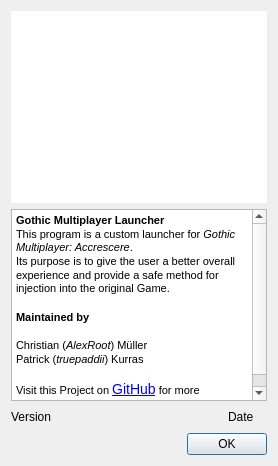
Above: src/dialoginfo.ui from GothicMultiplayerAccrescere/Launcher before the change. Below: the same form after it.
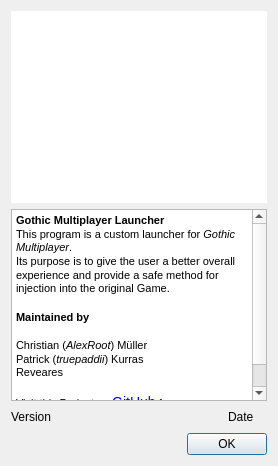
That is the form after the change. Icons and pictures are not drawn.

```diff
--- a/src/dialoginfo.ui
+++ b/src/dialoginfo.ui
@@ -86,7 +86,7 @@
 &lt;html&gt;&lt;head&gt;&lt;meta name=&quot;qrichtext&quot; content=&quot;1&quot; /&gt;&lt;style type=&quot;text/css&quot;&gt;
 p, li { white-space: pre-wrap; }
 &lt;/style&gt;&lt;/head&gt;&lt;body style=&quot; font-family:'Sans Serif'; font-size:9pt; font-weight:400; font-style:normal;&quot;&gt;
-&lt;p style=&quot; margin-top:12px; margin-bottom:12px; margin-left:0px; margin-right:0px; -qt-block-indent:0; text-indent:0px; line-height:105%;&quot;&gt;&lt;span style=&quot; font-family:'MS Shell Dlg 2'; font-size:8pt; font-weight:600;&quot;&gt;Gothic Multiplayer Launcher&lt;/span&gt;&lt;span style=&quot; font-family:'MS Shell Dlg 2'; font-size:8pt;&quot;&gt; &lt;br /&gt;This program is a custom launcher for &lt;/span&gt;&lt;span style=&quot; font-family:'MS Shell Dlg 2'; font-size:8pt; font-style:italic;&quot;&gt;Gothic Multiplayer: Accrescere&lt;/span&gt;&lt;span style=&quot; font-family:'MS Shell Dlg 2'; font-size:8pt;&quot;&gt;.&lt;br /&gt;Its purpose is to give the user a better overall experience and provide a safe method for injection into the original Game. &lt;br /&gt;&lt;/span&gt;&lt;span style=&quot; font-family:'MS Shell Dlg 2'; font-size:8pt; font-weight:600;&quot;&gt;&lt;br /&gt;Maintained by&lt;br /&gt;&lt;/span&gt;&lt;span style=&quot; font-family:'MS Shell Dlg 2'; font-size:8pt;&quot;&gt;&lt;br /&gt;Christian (&lt;/span&gt;&lt;span style=&quot; font-family:'MS Shell Dlg 2'; font-size:8pt; font-style:italic;&quot;&gt;AlexRoot&lt;/span&gt;&lt;span style=&quot; font-family:'MS Shell Dlg 2'; font-size:8pt;&quot;&gt;) Müller&lt;br /&gt;Patrick (&lt;/span&gt;&lt;span style=&quot; font-family:'MS Shell Dlg 2'; font-size:8pt; font-style:italic;&quot;&gt;truepaddii&lt;/span&gt;&lt;span style=&quot; font-family:'MS Shell Dlg 2'; font-size:8pt;&quot;&gt;) Kurras&lt;br /&gt;&lt;br /&gt;Visit this Project on &lt;/span&gt;&lt;a href=&quot;https://github.com/truepaddii/GothicMultiplayerLauncher&quot;&gt;&lt;span style=&quot; font-family:'Georgia,serif'; font-size:14px; text-decoration: underline; color:#0000ff;&quot;&gt;GitHub&lt;/span&gt;&lt;/a&gt;&lt;span style=&quot; font-family:'MS Shell Dlg 2'; font-size:8pt;&quot;&gt; for more information.&lt;/span&gt;&lt;/p&gt;&lt;/body&gt;&lt;/html&gt;</string>
+&lt;p style=&quot; margin-top:12px; margin-bottom:12px; margin-left:0px; margin-right:0px; -qt-block-indent:0; text-indent:0px; line-height:105%;&quot;&gt;&lt;span style=&quot; font-family:'MS Shell Dlg 2'; font-size:8pt; font-weight:600;&quot;&gt;Gothic Multiplayer Launcher&lt;/span&gt;&lt;span style=&quot; font-family:'MS Shell Dlg 2'; font-size:8pt;&quot;&gt; &lt;br /&gt;This program is a custom launcher for &lt;/span&gt;&lt;span style=&quot; font-family:'MS Shell Dlg 2'; font-size:8pt; font-style:italic;&quot;&gt;Gothic Multiplayer&lt;/span&gt;&lt;span style=&quot; font-family:'MS Shell Dlg 2'; font-size:8pt;&quot;&gt;.&lt;br /&gt;Its purpose is to give the user a better overall experience and provide a safe method for injection into the original Game. &lt;br /&gt;&lt;/span&gt;&lt;span style=&quot; font-family:'MS Shell Dlg 2'; font-size:8pt; font-weight:600;&quot;&gt;&lt;br /&gt;Maintained by&lt;br /&gt;&lt;/span&gt;&lt;span style=&quot; font-family:'MS Shell Dlg 2'; font-size:8pt;&quot;&gt;&lt;br /&gt;Christian (&lt;/span&gt;&lt;span style=&quot; font-family:'MS Shell Dlg 2'; font-size:8pt; font-style:italic;&quot;&gt;AlexRoot&lt;/span&gt;&lt;span style=&quot; font-family:'MS Shell Dlg 2'; font-size:8pt;&quot;&gt;) Müller&lt;br /&gt;Patrick (&lt;/span&gt;&lt;span style=&quot; font-family:'MS Shell Dlg 2'; font-size:8pt; font-style:italic;&quot;&gt;truepaddii&lt;/span&gt;&lt;span style=&quot; font-family:'MS Shell Dlg 2'; font-size:8pt;&quot;&gt;) Kurras&lt;br /&gt;Reveares &lt;br /&gt;&lt;br /&gt;Visit this Project on &lt;/span&gt;&lt;a href=&quot;https://github.com/truepaddii/GothicMultiplayerLauncher&quot;&gt;&lt;span style=&quot; font-family:'Georgia,serif'; font-size:14px; text-decoration: underline; color:#0000ff;&quot;&gt;GitHub&lt;/span&gt;&lt;/a&gt;&lt;span style=&quot; font-family:'MS Shell Dlg 2'; font-size:8pt;&quot;&gt; for more information.&lt;/span&gt;&lt;/p&gt;&lt;/body&gt;&lt;/html&gt;</string>
      </property>
      <property name="textInteractionFlags">
       <set>Qt::LinksAccessibleByMouse</set>
```
